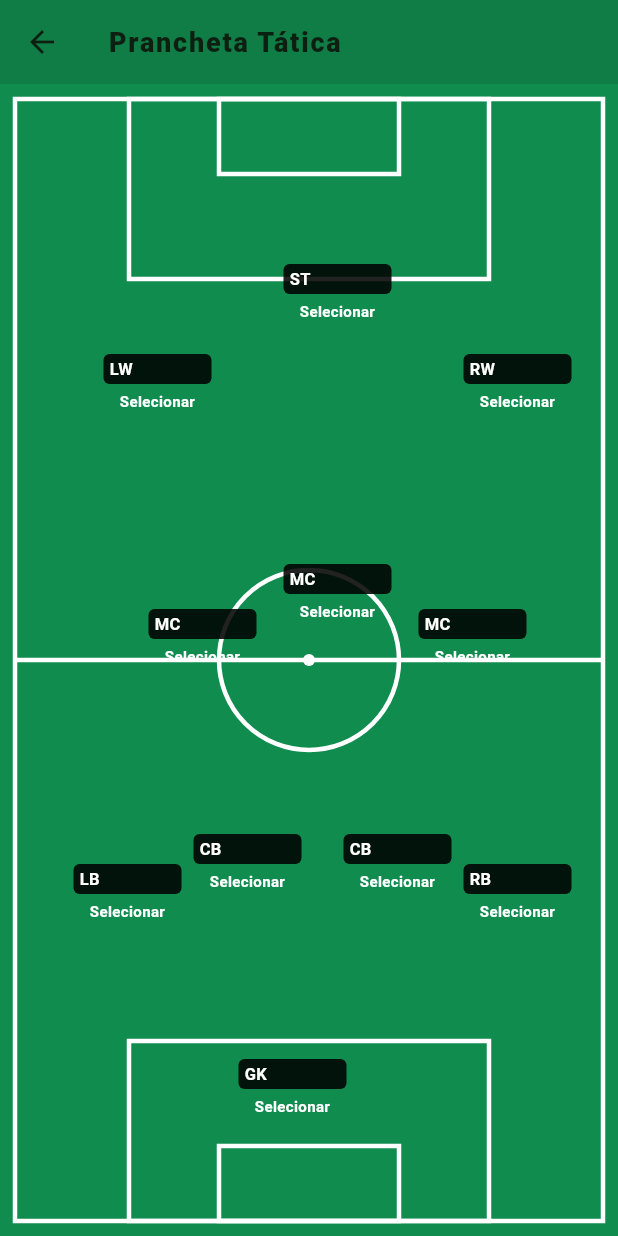
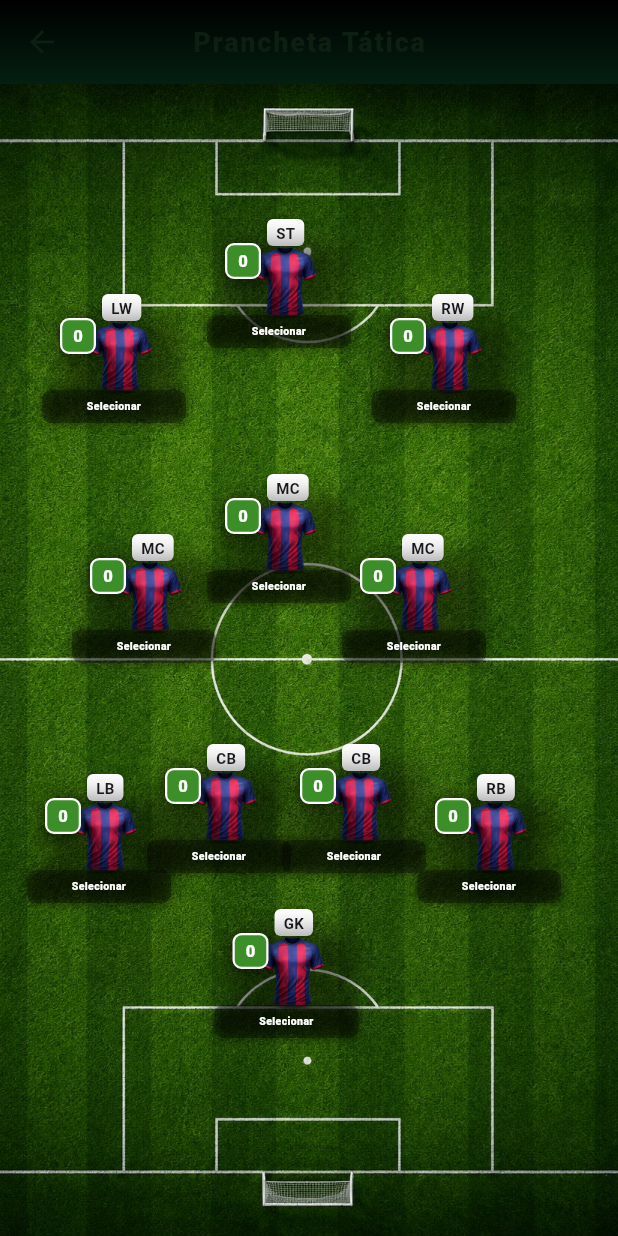
Before and after one commit to adriancostasantiago/appfifamanager, a Flutter app: the TacticalBoardPage screen opened directly, on a phone screen of 412 x 824 dp. Run offline on Flutter 3.47's test engine with Material 3 defaults, Android fonts, the phone set to English and light mode, and no system bars; our stand-ins replace confetti, shared_preferences; accounts and stored records are empty.

Commit message:
Melhorias no visual do prancheta tactica

```diff
--- a/fifamanager/lib/models/squad_data.dart
+++ b/fifamanager/lib/models/squad_data.dart
@@ -26,6 +26,7 @@ class PlayerData {
   final int ovr;
   final String? marketValue;
   final String? salary;
+  final int number;
 
   /// Quantos anos de contrato o jogador ainda possui (1 a 5).
   final int contractUntil;
@@ -39,6 +40,7 @@ class PlayerData {
     this.marketValue,
     this.salary,
     this.contractUntil = 1,
+    this.number = 10,
   });
 
   Color get ovrColor {
--- a/fifamanager/lib/pages/squad/tactical_board_page.dart
+++ b/fifamanager/lib/pages/squad/tactical_board_page.dart
@@ -50,26 +50,50 @@ class _TacticalBoardPageState extends State<TacticalBoardPage> {
   }
 
   final List<PlayerPosition> players = [
-    PlayerPosition(id: '1', position: 'GK', x: 150, y: 650),
-    PlayerPosition(id: '2', position: 'LB', x: 40, y: 520),
-    PlayerPosition(id: '3', position: 'CB', x: 120, y: 500),
-    PlayerPosition(id: '4', position: 'CB', x: 220, y: 500),
-    PlayerPosition(id: '5', position: 'RB', x: 300, y: 520),
-    PlayerPosition(id: '6', position: 'MC', x: 90, y: 350),
-    PlayerPosition(id: '7', position: 'MC', x: 180, y: 320),
-    PlayerPosition(id: '8', position: 'MC', x: 270, y: 350),
-    PlayerPosition(id: '9', position: 'LW', x: 60, y: 180),
-    PlayerPosition(id: '10', position: 'ST', x: 180, y: 120),
-    PlayerPosition(id: '11', position: 'RW', x: 300, y: 180),
+    // ATAQUE
+    PlayerPosition(id: '9', position: 'LW', x: 20, y: 140),
+    PlayerPosition(id: '10', position: 'ST', x: 130, y: 90),
+    PlayerPosition(id: '11', position: 'RW', x: 240, y: 140),
+
+    // MEIO
+    PlayerPosition(id: '6', position: 'MC', x: 40, y: 300),
+    PlayerPosition(id: '7', position: 'MC', x: 130, y: 260),
+    PlayerPosition(id: '8', position: 'MC', x: 220, y: 300),
+
+    // DEFESA
+    PlayerPosition(id: '2', position: 'LB', x: 10, y: 460),
+    PlayerPosition(id: '3', position: 'CB', x: 90, y: 440),
+    PlayerPosition(id: '4', position: 'CB', x: 180, y: 440),
+    PlayerPosition(id: '5', position: 'RB', x: 270, y: 460),
+
+    // GOLEIRO
+    PlayerPosition(id: '1', position: 'GK', x: 135, y: 550),
   ];
 
   @override
   Widget build(BuildContext context) {
     return Scaffold(
       backgroundColor: const Color(0xFF0F7D45),
-      appBar: AppBar(
+      appBar: PreferredSize(
+        preferredSize: const Size.fromHeight(kToolbarHeight),
+        child: Container(
+          decoration: const BoxDecoration(
+            gradient: LinearGradient(
+              begin: Alignment.bottomCenter,
+              end: Alignment.topCenter,
+              colors: [
+                Color.fromARGB(255, 4, 31, 17),
+                Color.fromARGB(255, 0, 0, 0),
+              ],
+            ),
+          ),
+          child: AppBar(
             title: const Text('Prancheta Tática'),
-        backgroundColor: const Color(0xFF0F7D45),
+            centerTitle: true,
+            backgroundColor: Colors.transparent,
+            elevation: 0,
+          ),
+        ),
       ),
       body: SafeArea(
         child: LayoutBuilder(
@@ -89,7 +113,15 @@ class _TacticalBoardPageState extends State<TacticalBoardPage> {
               child: Stack(
                 children: [
                   Positioned.fill(
-                    child: CustomPaint(painter: FootballFieldPainter()),
+                    child: Container(
+                      decoration: BoxDecoration(
+                        image: DecorationImage(
+                          image: AssetImage('assets/TacticalBoard.png'),
+                          fit: BoxFit.cover,
+                        ),
+                      ),
+                    ),
+                    //CustomPaint(painter: FootballFieldPainter()),
                   ),
 
                   ...players.map((player) {
@@ -127,12 +159,12 @@ class _TacticalBoardPageState extends State<TacticalBoardPage> {
                           setState(() {
                             player.x = (player.x + details.delta.dx).clamp(
                               0.0,
-                              fieldWidth - 70,
+                              fieldWidth - 112.0,
                             );
 
                             player.y = (player.y + details.delta.dy).clamp(
                               0.0,
-                              fieldHeight - 90,
+                              fieldHeight - 144.0,
                             );
                           });
                         },
@@ -161,83 +193,163 @@ class _TacticalBoardPageState extends State<TacticalBoardPage> {
 }
 
 class PlayerWidget extends StatelessWidget {
+  final PlayerData? player;
   final String position;
-  final PlayerData? player;
   final bool showDelete;
   final VoidCallback onDelete;
 
   const PlayerWidget({
     super.key,
+    required this.player,
     required this.position,
-    required this.player,
     required this.showDelete,
     required this.onDelete,
   });
 
   @override
   Widget build(BuildContext context) {
-    final hasPlayer = player != null;
-
     return SizedBox(
-      width: 90,
-      child: Column(
-        children: [
-          Stack(
+      width: 112, // 140 -> 112
+      height: 144, // 180 -> 144
+      child: Stack(
         clipBehavior: Clip.none,
         children: [
-              Container(
-                width: 72,
-                padding: const EdgeInsets.symmetric(horizontal: 4, vertical: 2),
+          // POSIÇÃO
+          Positioned(
+            top: 0,
+            left: 48, // 60 -> 48
+            child: Container(
+              padding: const EdgeInsets.symmetric(horizontal: 6, vertical: 2),
               decoration: BoxDecoration(
-                  color: Colors.black87,
+                color: Colors.white,
                 borderRadius: BorderRadius.circular(4),
+                boxShadow: const [
+                  BoxShadow(blurRadius: 3, color: Colors.black26),
+                ],
               ),
               child: Text(
-                  hasPlayer ? player!.name : position,
-                  overflow: TextOverflow.ellipsis,
+                position,
                 style: const TextStyle(
-                    color: Colors.white,
-                    fontSize: 11,
-                    fontWeight: FontWeight.w700,
+                  fontWeight: FontWeight.bold,
+                  fontSize: 10,
+                ),
               ),
             ),
           ),
 
+          // CAMISA
+          Positioned(
+            top: 16,
+            left: 20,
+            child: Container(
+              decoration: BoxDecoration(
+                boxShadow: [
+                  BoxShadow(
+                    blurRadius: 14,
+                    color: showDelete
+                        ? Colors.greenAccent.withValues(alpha: 0.5)
+                        : Colors.black45,
+                    spreadRadius: showDelete ? 2 : 0,
+                  ),
+                ],
+              ),
+              child: Stack(
+                alignment: Alignment.center,
+                children: [
+                  Image.asset(
+                    'assets/shirt.png',
+                    width: 80, // 100 -> 80
+                  ),
+
+                  Text(
+                    player?.number.toString() ?? '',
+                    style: const TextStyle(
+                      fontSize: 16, // 20 -> 16
+                      fontWeight: FontWeight.w900,
+                      color: Colors.white,
+                    ),
+                  ),
+                ],
+              ),
+            ),
+          ),
+
+          // X
           if (showDelete)
             Positioned(
-                  right: -10,
-                  top: -10,
+              right: 6,
+              top: 24,
               child: GestureDetector(
                 onTap: onDelete,
                 child: Container(
-                      width: 22,
-                      height: 22,
-                      decoration: const BoxDecoration(
+                  width: 26,
+                  height: 26,
+                  decoration: BoxDecoration(
                     color: Colors.red,
                     shape: BoxShape.circle,
+                    border: Border.all(color: Colors.white, width: 1.5),
                   ),
-                      child: const Icon(
-                        Icons.close,
-                        size: 14,
+                  child: const Icon(Icons.close, color: Colors.white, size: 14),
+                ),
+              ),
+            ),
+
+          // OVR
+          Positioned(
+            left: 20,
+            top: 16,
+            child: Container(
+              width: 24,
+              height: 24,
+              alignment: Alignment.center,
+              decoration: BoxDecoration(
+                color: const Color(0xFF3C8F28),
+                borderRadius: BorderRadius.circular(6),
+                border: Border.all(color: Colors.white, width: 1.5),
+                boxShadow: const [
+                  BoxShadow(
+                    blurRadius: 6,
+                    color: Colors.black38,
+                    offset: Offset(0, 2),
+                  ),
+                ],
+              ),
+              child: Text(
+                '${player?.ovr ?? 0}',
+                style: const TextStyle(
                   color: Colors.white,
+                  fontSize: 11,
+                  fontWeight: FontWeight.w900,
                 ),
               ),
             ),
           ),
+
+          // NOME
+          Positioned(
+            top: 64, // 80 -> 64
+            left: 8,
+            right: 8,
+            child: Container(
+              padding: const EdgeInsets.symmetric(vertical: 6, horizontal: 8),
+              decoration: BoxDecoration(
+                color: Colors.black.withValues(alpha: 0.3),
+                borderRadius: BorderRadius.circular(6),
+                boxShadow: const [
+                  BoxShadow(blurRadius: 6, color: Colors.black54),
                 ],
               ),
-
-          const SizedBox(height: 4),
-
-          Text(
-            hasPlayer ? player!.name : 'Selecionar',
-            maxLines: 2,
+              child: Text(
+                player?.name ?? 'Selecionar',
                 textAlign: TextAlign.center,
                 overflow: TextOverflow.ellipsis,
+                maxLines: 1,
                 style: const TextStyle(
                   color: Colors.white,
-              fontSize: 10,
-              fontWeight: FontWeight.w700,
+                  fontWeight: FontWeight.w800,
+                  fontSize: 7,
+                ),
+              ),
             ),
           ),
         ],
--- a/fifamanager/pubspec.yaml
+++ b/fifamanager/pubspec.yaml
@@ -42,3 +42,5 @@ flutter:
     - assets/trophy-B.png
     - assets/trophy-CUP.png
     - assets/app_icon.png
+    - assets/shirt.png
+    - assets/TacticalBoard.png
```
Also changed, not shown: fifamanager/assets/TacticalBoard.png (added), fifamanager/assets/prancheta_tactica.png, fifamanager/assets/shirt.png (added). Lines whose indentation alone changed are shown as unchanged.
